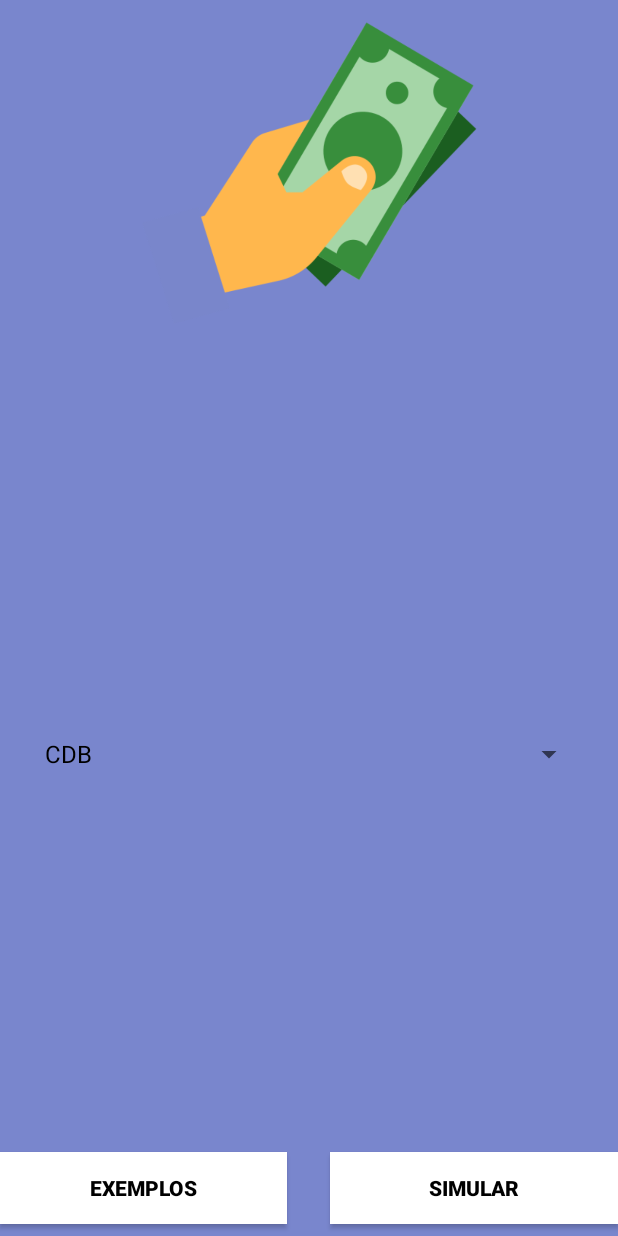
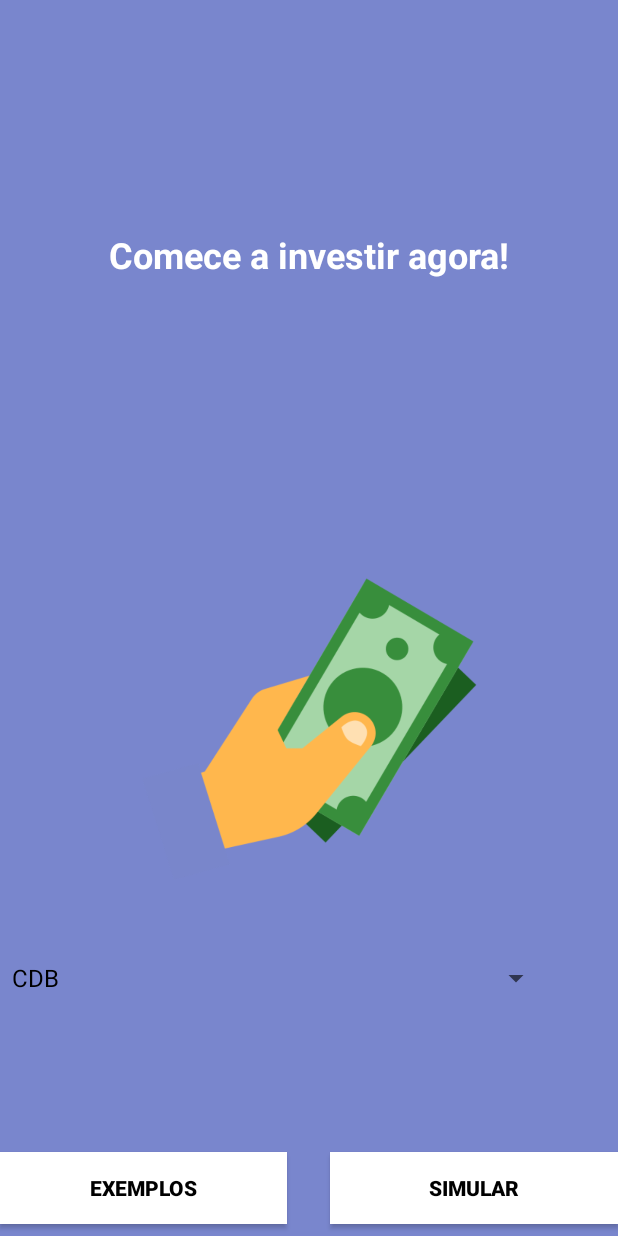
Before and after one commit to brunocmo/Learn-2-Invest, an Android app: the screen it shows after launch (MainActivity), on a phone screen of 412 x 824 dp. Run offline under Robolectric (Android 15) with nearby library versions, the phone set to English and light mode, and no system bars.

Commit message:
Update identacao

```diff
--- a/telamain/src/main/res/layout/activity_main.xml
+++ b/telamain/src/main/res/layout/activity_main.xml
@@ -43,16 +43,13 @@
         android:id="@+id/ButtonSimular"
         android:layout_width="192dp"
         android:layout_height="wrap_content"
-        android:layout_marginTop="8dp"
         android:layout_marginBottom="8dp"
         android:background="#ffffff"
         android:text="Simular"
         android:textColor="#000"
         android:textStyle="bold"
         app:layout_constraintBottom_toBottomOf="parent"
-        app:layout_constraintEnd_toEndOf="parent"
-        app:layout_constraintTop_toBottomOf="@+id/spinner"
-        app:layout_constraintVertical_bias="1.0" />
+        app:layout_constraintEnd_toEndOf="parent" />
 
     <ImageView
         android:id="@+id/imageView2"
@@ -62,25 +59,19 @@
         android:layout_marginLeft="8dp"
         android:layout_marginEnd="8dp"
         android:layout_marginRight="8dp"
+        android:layout_marginBottom="20dp"
+        app:layout_constraintBottom_toTopOf="@+id/spinner"
         app:layout_constraintEnd_toEndOf="parent"
         app:layout_constraintHorizontal_bias="0.503"
         app:layout_constraintStart_toStartOf="parent"
-        app:srcCompat="@drawable/cash"
-        tools:layout_editor_absoluteY="117dp" />
+        app:srcCompat="@drawable/cash" />
 
     <Spinner
         android:id="@+id/spinner"
         android:layout_width="368dp"
-        android:layout_height="48dp"
-        android:layout_marginStart="8dp"
-        android:layout_marginLeft="8dp"
-        android:layout_marginTop="8dp"
-        android:layout_marginEnd="8dp"
-        android:layout_marginRight="8dp"
-        android:layout_marginBottom="8dp"
-        app:layout_constraintBottom_toTopOf="@+id/ButtonExemplos"
-        app:layout_constraintEnd_toEndOf="parent"
-        app:layout_constraintStart_toStartOf="parent"
-        app:layout_constraintTop_toBottomOf="@+id/imageView2" />
+        android:layout_height="wrap_content"
+        android:layout_marginBottom="148dp"
+        app:layout_constraintBottom_toBottomOf="parent"
+        tools:layout_editor_absoluteX="8dp" />
 
 </android.support.constraint.ConstraintLayout>
```
